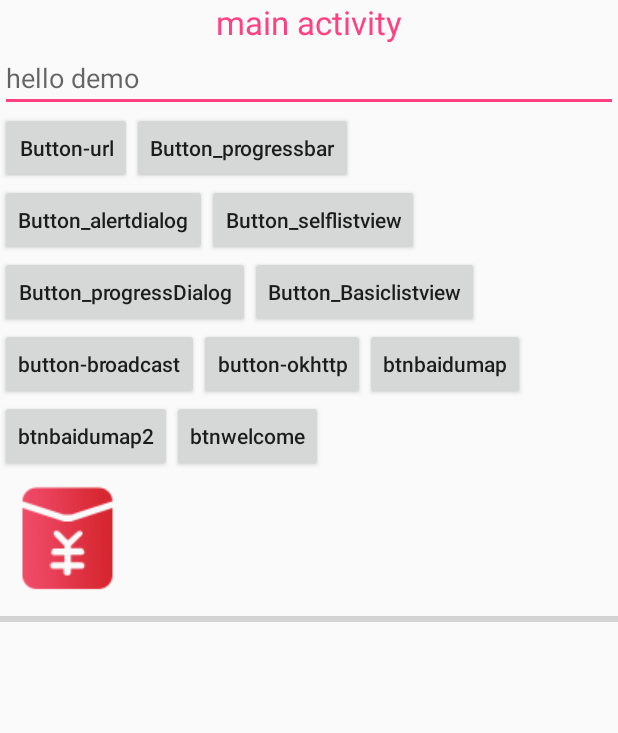
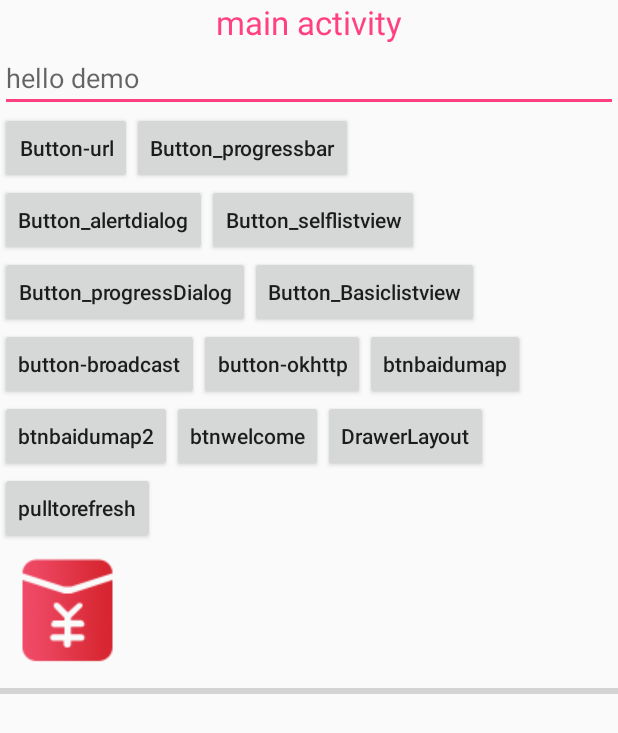
Before and after one commit to leiak/Demo2, an Android app: the MainActivity screen opened directly, with no data from a screen before it, on a phone screen of 412 x 824 dp. Shown: the top 733 px of the screen. Run offline under Robolectric (Android 15) with nearby library versions, the phone set to English and light mode, and no system bars.

Commit message:
侧滑完成，下拉刷新module刚添加

```diff
--- a/app/src/main/java/cn/hello/demo2/MainActivity.java
+++ b/app/src/main/java/cn/hello/demo2/MainActivity.java
@@ -21,9 +21,7 @@ public class MainActivity extends BaseActivity implements View.OnClickListener{
         super.onCreate(savedInstanceState);
         //requestWindowFeature(Window.FEATURE_NO_TITLE);
         setContentView(R.layout.activity_main);
-
-
-//add something
+        //add something
 
         TextView testView = (TextView) findViewById(R.id.maintext);
 
@@ -64,6 +62,12 @@ public class MainActivity extends BaseActivity implements View.OnClickListener{
 
         Button btnwelcome = (Button) findViewById(R.id.btnwelcome);
         btnwelcome.setOnClickListener(this);
+
+        Button btnDrawerLayout = (Button) findViewById(R.id.btnDrawerLayout);
+        btnDrawerLayout.setOnClickListener(this);
+
+        Button PulltoRefresh = (Button) findViewById(R.id.PulltoRefresh);
+        PulltoRefresh.setOnClickListener(this);
 
 
 
@@ -113,6 +117,10 @@ public class MainActivity extends BaseActivity implements View.OnClickListener{
                 Intent intentwelcome = new Intent(MainActivity.this,WelcomeActivity.class);
                 startActivity(intentwelcome);
                 break;
+            case R.id.btnDrawerLayout:
+                Intent intentDrawerLayout = new Intent(MainActivity.this,DrawerLayoutActivity.class);
+                startActivity(intentDrawerLayout);
+                break;
             case R.id.btndia:
                 AlertDialog.Builder dialog = new AlertDialog.Builder(MainActivity.this);
                 dialog.setTitle("hello title");
@@ -134,6 +142,11 @@ public class MainActivity extends BaseActivity implements View.OnClickListener{
                 break;
             case R.id.btnprodia:
                 ProgressDialog dialog4 = ProgressDialog.show(this, "提示", "正在登陆中", false, true);
+                break;
+            case R.id.PulltoRefresh:
+                Intent pulltorefresh = new Intent(MainActivity.this,PullToRefreshActivity.class);
+                startActivity(pulltorefresh);
+                break;
             default:
                 break;
 
--- a/app/src/main/res/layout/activity_main.xml
+++ b/app/src/main/res/layout/activity_main.xml
@@ -115,6 +115,22 @@
             android:layout_height="wrap_content"
             android:text="btnwelcome"
             android:textAllCaps="false"/>
+        <Button
+            android:id="@+id/btnDrawerLayout"
+            android:layout_width="wrap_content"
+            android:layout_height="wrap_content"
+            android:text="DrawerLayout"
+            android:textAllCaps="false"/>
+    </LinearLayout>
+    <LinearLayout
+        android:layout_width="wrap_content"
+        android:layout_height="wrap_content">
+        <Button
+            android:id="@+id/PulltoRefresh"
+            android:text="pulltorefresh"
+            android:textAllCaps="false"
+            android:layout_width="wrap_content"
+            android:layout_height="wrap_content"/>
     </LinearLayout>
 
     <ImageView
--- a/settings.gradle
+++ b/settings.gradle
@@ -1 +1,2 @@
 include ':app'
+include ':pulltorefresh'
```
Also changed, not shown: app/src/main/AndroidManifest.xml (+32 -28 lines), app/src/main/java/cn/hello/demo2/PullToRefreshActivity.java (added, +13 -0 lines), app/src/main/res/layout/activity_drawer_layout.xml (added, +60 -0 lines), app/src/main/res/layout/activity_pull_to_refresh.xml (added, +10 -0 lines).
